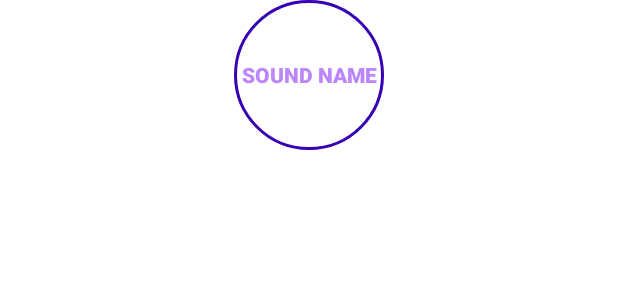
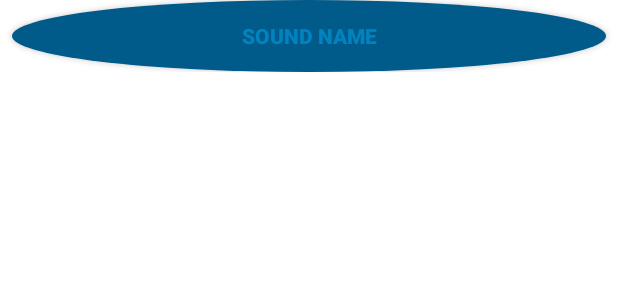
Before and after one commit to kmvdata/BeatBox, an Android app: the layout list_item_sound.xml on its own in the app's theme, with its tools: preview values and no code run, on a phone screen of 412 x 824 dp. Shown: the top 300 px of the screen. Run offline under Robolectric (Android 15) with nearby library versions, the phone set to English and light mode, and no system bars.

Commit message:
add ConstraintLayout

```diff
--- a/app/src/main/res/drawable/button_beat_box_normal.xml
+++ b/app/src/main/res/drawable/button_beat_box_normal.xml
@@ -1,7 +1,6 @@
 <?xml version="1.0" encoding="utf-8"?>
 <shape xmlns:android="http://schemas.android.com/apk/res/android"
     android:shape="oval">
-    <stroke
-        android:width="2dp"
-        android:color="@color/purple_700" />
+
+    <solid android:color="@color/dark_blue" />
 </shape>
--- a/app/src/main/res/drawable/button_beat_box_pressed.xml
+++ b/app/src/main/res/drawable/button_beat_box_pressed.xml
@@ -1,6 +1,17 @@
 <?xml version="1.0" encoding="utf-8"?>
-<shape xmlns:android="http://schemas.android.com/apk/res/android"
-    android:shape="oval">
-    <solid
-        android:color="@color/red" />
-</shape>
+<layer-list xmlns:android="http://schemas.android.com/apk/res/android">
+    <item>
+        <shape android:shape="oval">
+
+            <solid android:color="@color/red" />
+        </shape>
+    </item>
+    <item>
+        <shape android:shape="oval">
+
+            <stroke
+                android:width="4dp"
+                android:color="@color/dark_red" />
+        </shape>
+    </item>
+</layer-list>
--- a/app/src/main/res/layout/list_item_sound.xml
+++ b/app/src/main/res/layout/list_item_sound.xml
@@ -9,19 +9,20 @@
             type="com.kmvdata.kotlin.beatbox.SoundViewModel" />
     </data>
 
-    <FrameLayout
+    <androidx.constraintlayout.widget.ConstraintLayout
         android:layout_width="match_parent"
-        android:layout_height="wrap_content"
-        android:layout_margin="0dp">
+        android:layout_height="wrap_content">
 
         <androidx.appcompat.widget.AppCompatButton
-            style="@style/BeatBoxButtonStyle"
-            android:layout_width="100dp"
-            android:layout_height="100dp"
+            style="@style/BeatBoxButton"
+            android:layout_width="match_parent"
+            android:layout_height="0dp"
             android:layout_gravity="center"
+            android:layout_margin="8dp"
             android:background="@drawable/button_beat_box_normal"
             android:onClick="@{(view) -> viewModel.onButtonClick()}"
             android:text="@{viewModel.title}"
-            tools:text="Sound name" />
-    </FrameLayout>
+            tools:text="Sound name"
+            tools:ignore="MissingConstraints" />
+    </androidx.constraintlayout.widget.ConstraintLayout>
 </layout>
--- a/app/src/main/res/values-night/themes.xml
+++ b/app/src/main/res/values-night/themes.xml
@@ -1,6 +1,6 @@
 <resources xmlns:tools="http://schemas.android.com/tools">
     <!-- Base application theme. -->
-    <style name="Theme.BeatBox" parent="Theme.AppCompat">
+    <style name="Theme.BeatBox" parent="Theme.MaterialComponents.DayNight.DarkActionBar">
         <!-- Primary brand color. -->
         <item name="colorPrimary">@color/purple_200</item>
         <item name="colorPrimaryVariant">@color/purple_700</item>
@@ -12,6 +12,5 @@
         <!-- Status bar color. -->
         <item name="android:statusBarColor" tools:targetApi="l">?attr/colorPrimaryVariant</item>
         <!-- Customize your theme here. -->
-        <item name="buttonStyle">@style/BeatBoxButtonStyle</item>
     </style>
 </resources>
--- a/app/src/main/res/values/styles.xml
+++ b/app/src/main/res/values/styles.xml
@@ -1,9 +1,9 @@
 <?xml version="1.0" encoding="utf-8"?>
 <resources>
 
-    <style name="BeatBoxButtonStyle" parent="Widget.AppCompat.Button">
+    <style name="BeatBoxButton" parent="Widget.AppCompat.Button">
         <item name="android:background">@drawable/button_beat_box</item>
         <item name="android:textStyle">bold</item>
-        <item name="android:textColor">@color/purple_200</item>
+        <item name="android:textColor">@color/soothing_blue</item>
     </style>
 </resources>
--- a/app/src/main/res/values/themes.xml
+++ b/app/src/main/res/values/themes.xml
@@ -1,6 +1,6 @@
 <resources xmlns:tools="http://schemas.android.com/tools">
     <!-- Base application theme. -->
-    <style name="Theme.BeatBox" parent="Theme.MaterialComponents.DayNight.DarkActionBar">
+    <style name="Theme.BeatBox" parent="Theme.MaterialComponents.Light.DarkActionBar">
         <!-- Primary brand color. -->
         <item name="colorPrimary">@color/purple_500</item>
         <item name="colorPrimaryVariant">@color/purple_700</item>
@@ -12,6 +12,5 @@
         <!-- Status bar color. -->
         <item name="android:statusBarColor" tools:targetApi="l">?attr/colorPrimaryVariant</item>
         <!-- Customize your theme here. -->
-        <item name="buttonStyle">@style/BeatBoxButtonStyle</item>
     </style>
 </resources>
```
